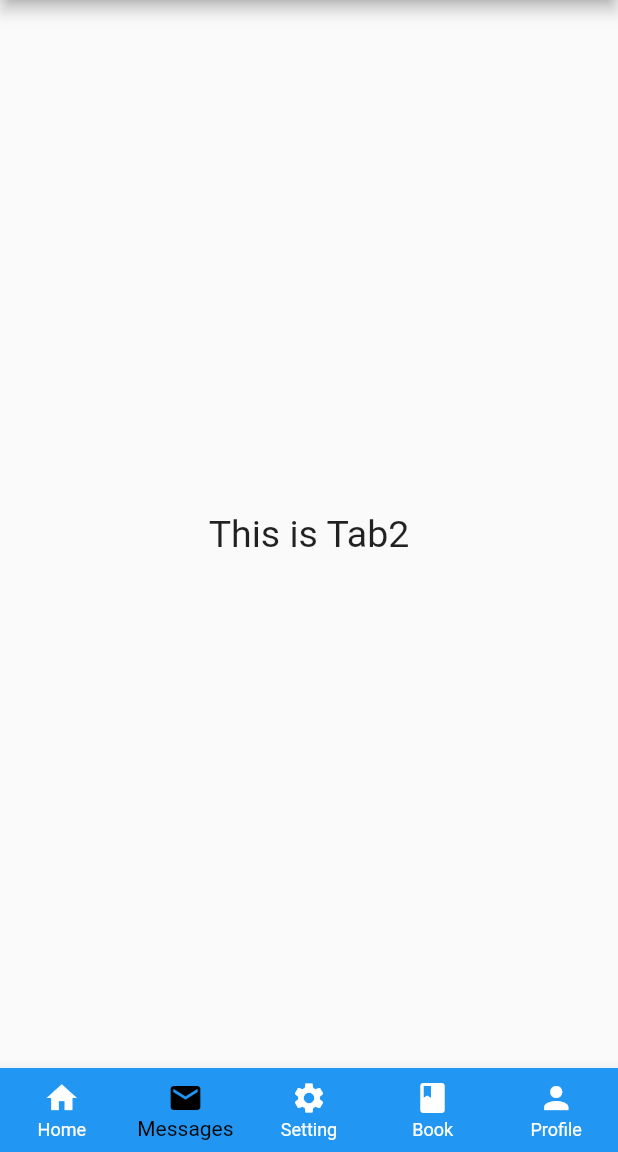
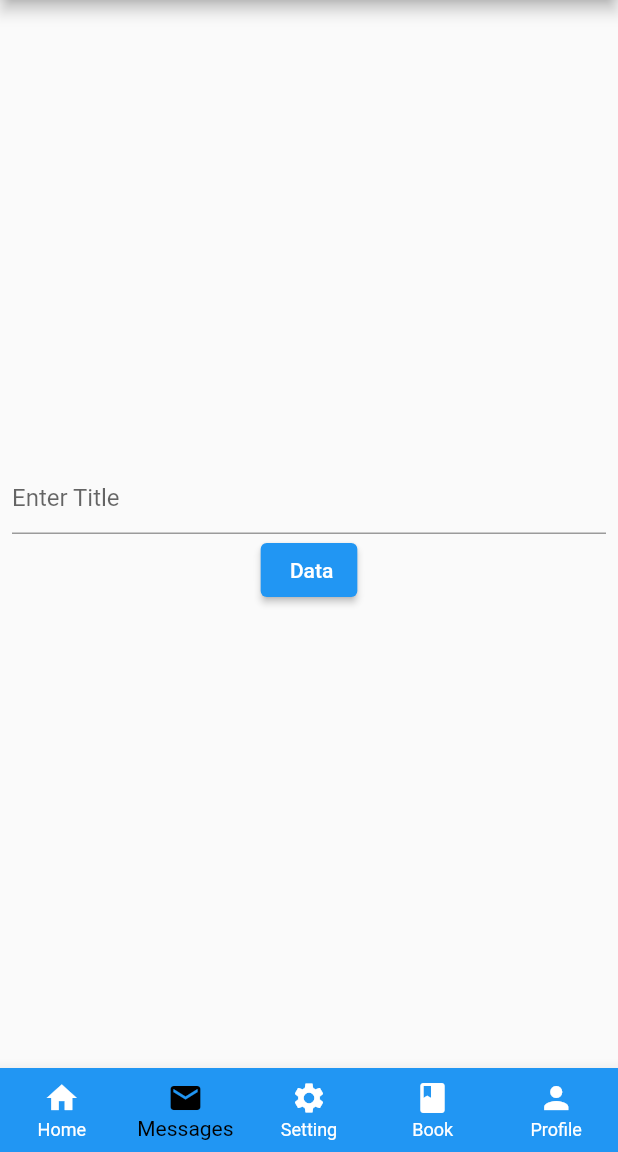
Before and after one commit to dangkhoadn163/learn_english, a Flutter app: the screen it shows after launch, item 2 of the bottom bar chosen, on a phone screen of 412 x 824 dp, the part 84-1236 px from its top. Run offline on Flutter 3.47's test engine with Material 2 defaults, Android fonts, the phone set to English and light mode, and no system bars; network calls fail.

Commit message:
Test post/put data

```diff
--- a/lib/tab2.dart
+++ b/lib/tab2.dart
@@ -1,13 +1,156 @@
+// import 'package:flutter/material.dart';
+//
+// class Tab2 extends StatelessWidget {
+//   @override
+//   Widget build(BuildContext context) {
+//     return new Center(
+//       child: new Text(
+//         "This is Tab2",
+//         style: new TextStyle(fontSize: 25),
+//       ),
+//     );
+//   }
+// }
+
+import 'dart:async';
+import 'dart:convert';
+
 import 'package:flutter/material.dart';
+import 'package:http/http.dart' as http;
 
-class Tab2 extends StatelessWidget {
-  @override
-  Widget build(BuildContext context) {
-    return new Center(
-      child: new Text(
-        "This is Tab2",
-        style: new TextStyle(fontSize: 25),
-      ),
+Future<Album> fetchAlbum() async {
+  final response = await http.get(
+    Uri.parse('http://192.168.100.19:8000/album.json'),
+  );
+
+  if (response.statusCode == 200) {
+    // If the server did return a 200 OK response,
+    // then parse the JSON.
+    return Album.fromJson(jsonDecode(response.body));
+  } else {
+    // If the server did not return a 200 OK response,
+    // then throw an exception.
+    throw Exception('Failed to load album');
+  }
+}
+
+Future<Album> createAlbum(String title) async {
+  final response = await http.post(
+    Uri.parse('https://jsonplaceholder.typicode.com/albums'),
+    // Uri.parse('http://192.168.100.19:8000/album.json'),
+    headers: <String, String>{
+      'Content-Type': 'application/json; charset=UTF-8',
+    },
+    body: jsonEncode(<String, String>{
+      'title': title,
+    }),
+  );
+
+  if (response.statusCode == 201) {
+    // If the server did return a 201 CREATED response,
+    // then parse the JSON.
+    return Album.fromJson(jsonDecode(response.body));
+  } else {
+    // If the server did not return a 201 CREATED response,
+    // then throw an exception.
+    throw Exception('Failed to create album.');
+  }
+}
+
+Future<Album> updateAlbum(String title) async {
+  final response = await http.put(
+    Uri.parse('https://jsonplaceholder.typicode.com/albums/1'),
+    // Uri.parse('http://192.168.100.19:8000/album.json'),
+    headers: <String, String>{
+      'Content-Type': 'application/json; charset=UTF-8',
+    },
+    body: jsonEncode(<String, String>{
+      'title': title,
+    }),
+  );
+
+  if (response.statusCode == 200) {
+    // If the server did return a 200 OK response,
+    // then parse the JSON.
+    return Album.fromJson(jsonDecode(response.body));
+  } else {
+    // If the server did not return a 200 OK response,
+    // then throw an exception.
+    throw Exception('Failed to update album.');
+  }
+}
+
+class Album {
+  final int id;
+  final String title;
+
+  Album({this.id, this.title});
+
+  factory Album.fromJson(Map<String, dynamic> json) {
+    return Album(
+      id: json['id'],
+      title: json['title'],
     );
   }
 }
+
+class Tab2 extends StatefulWidget {
+  Tab2({Key key}) : super(key: key);
+
+  @override
+  _MyAppState createState() {
+    return _MyAppState();
+  }
+}
+
+class _MyAppState extends State<Tab2> {
+  final TextEditingController _controller = TextEditingController();
+  Future<Album> _futureAlbum;
+
+  @override
+  Widget build(BuildContext context) {
+    return Scaffold(
+        body: Container(
+          alignment: Alignment.center,
+          padding: const EdgeInsets.all(8.0),
+          child: (_futureAlbum == null) ? buildColumn() : buildFutureBuilder(),
+        ),
+      );
+  }
+
+  Column buildColumn() {
+    return Column(
+      mainAxisAlignment: MainAxisAlignment.center,
+      children: <Widget>[
+        TextField(
+          controller: _controller,
+          decoration: InputDecoration(hintText: 'Enter Title'),
+        ),
+        ElevatedButton(
+          onPressed: () {
+            setState(() {
+              // _futureAlbum = createAlbum(_controller.text);
+              _futureAlbum = updateAlbum(_controller.text);
+            });
+          },
+          child: Text(' Data'),
+        ),
+      ],
+    );
+  }
+
+  FutureBuilder<Album> buildFutureBuilder() {
+    return FutureBuilder<Album>(
+      future: _futureAlbum,
+      builder: (context, snapshot) {
+        if (snapshot.hasData) {
+          return Text(snapshot.data.title);
+        } else if (snapshot.hasError) {
+          return Text('${snapshot.error}');
+        }
+
+        return CircularProgressIndicator();
+      },
+    );
+  }
+}
```
